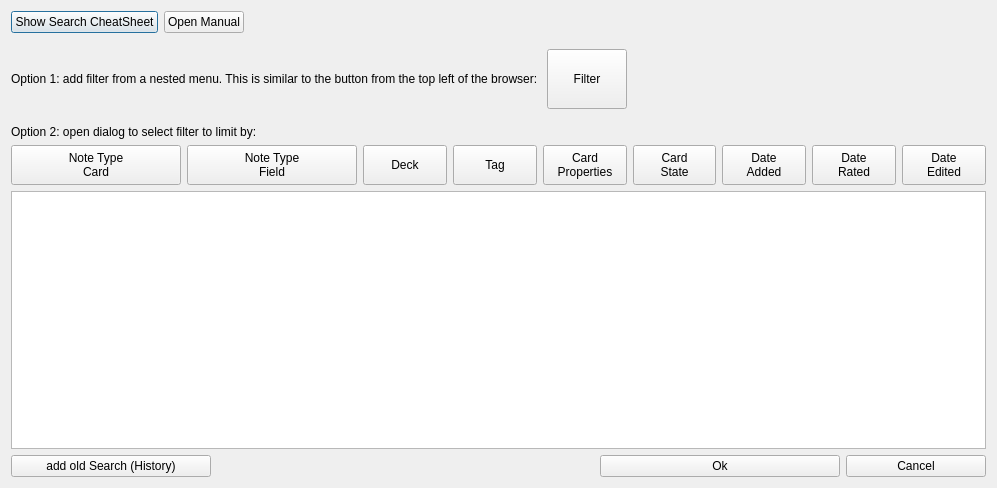
Before: the Qt Designer form designer/search_box.ui in ijgnd/anki__BetterSearch, drawn with Qt 5.
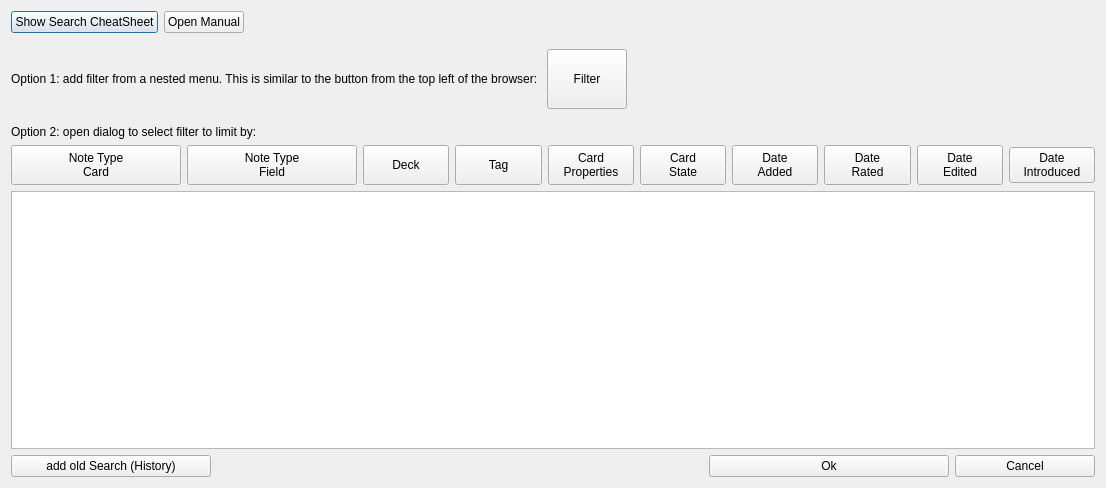
After: the same form once the commit is applied.

Commit message: date introduced button for 2.1.45+

Diff of the .ui file:
```diff
--- a/designer/search_box.ui
+++ b/designer/search_box.ui
@@ -6,7 +6,7 @@
    <rect>
     <x>0</x>
     <y>0</y>
-    <width>997</width>
+    <width>1106</width>
     <height>488</height>
    </rect>
   </property>
@@ -297,6 +297,14 @@
          </property>
         </widget>
        </item>
+       <item>
+        <widget class="QPushButton" name="pb_date_introduced">
+         <property name="text">
+          <string>Date
+Introduced</string>
+         </property>
+        </widget>
+       </item>
       </layout>
      </item>
      <item>
```
The commit also changes 3 other files.
